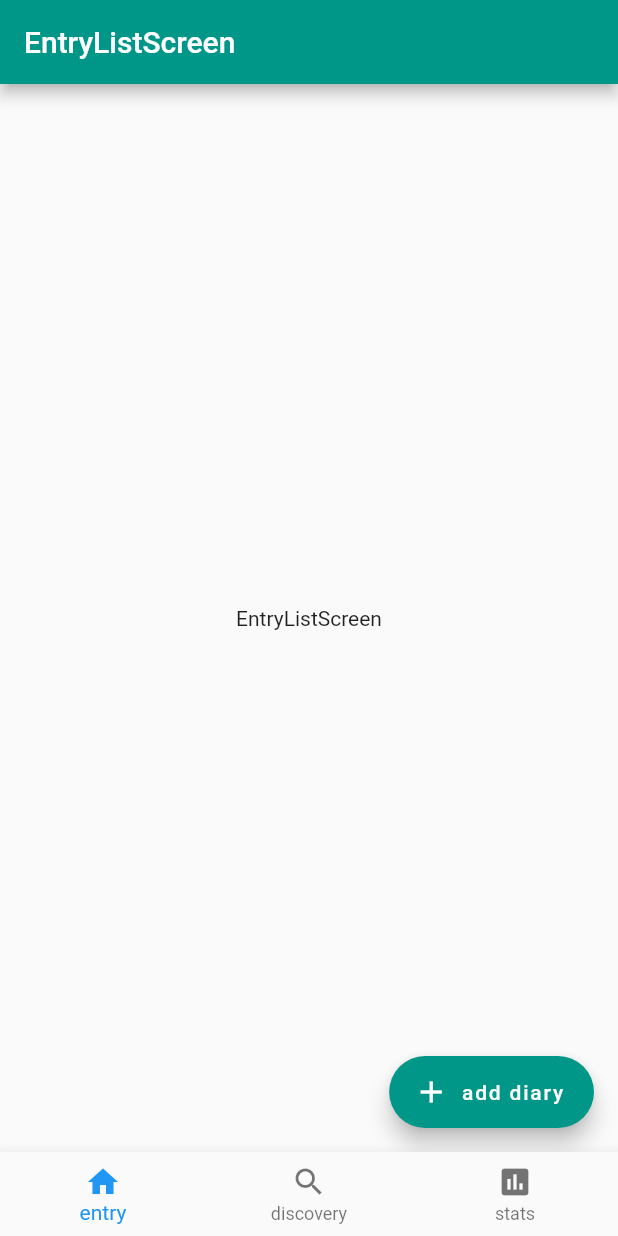
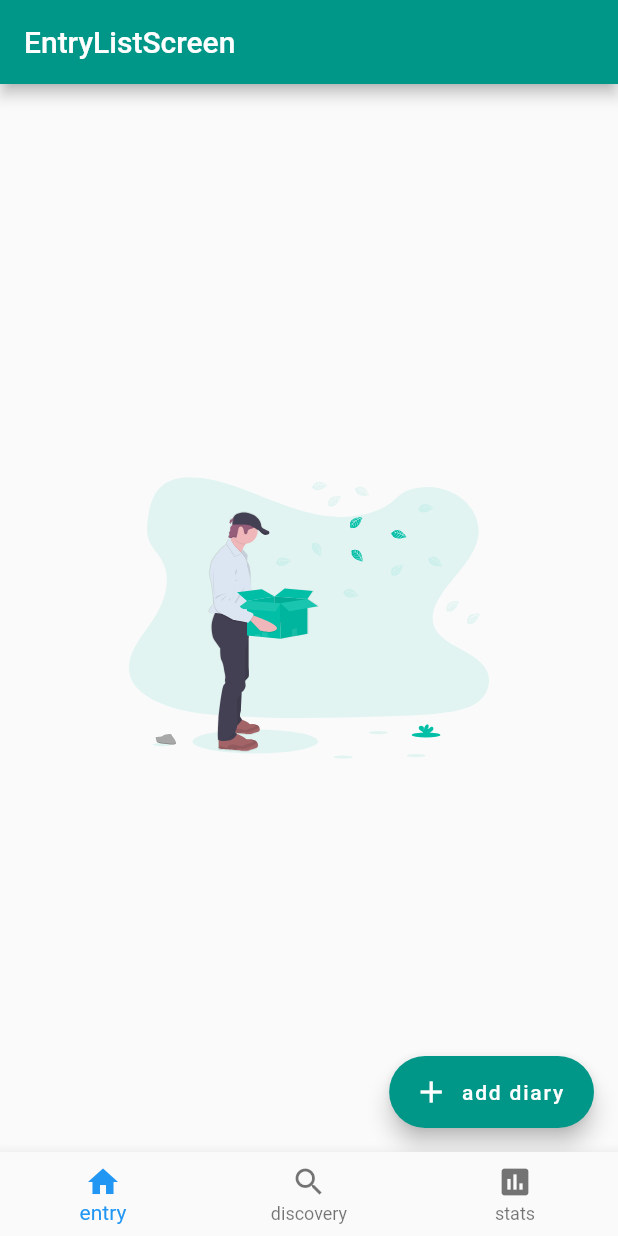
Before and after one commit to rmakiyama/flutter-playground, a Flutter app: the screen it shows after launch, on a phone screen of 412 x 824 dp. Run offline on Flutter 3.47's test engine with Material 2 defaults, Android fonts, the phone set to English and light mode, and no system bars; our stand-ins replace flutter_svg.

```diff
--- a/lib/ui/screens/entry_list_screen.dart
+++ b/lib/ui/screens/entry_list_screen.dart
@@ -1,4 +1,5 @@
 import 'package:flutter/material.dart';
+import 'package:flutter_svg/svg.dart';
 import 'package:flutterplayground/ui/screens/create_entry_screen.dart';
 
 class EntryListScreen extends StatelessWidget {
@@ -21,7 +22,10 @@ class EntryListScreen extends StatelessWidget {
         label: Text("add diary"),
       ),
       body: Center(
-        child: Text("EntryListScreen"),
+        child: SvgPicture.asset(
+          'assets/graphics/image_empty.svg',
+          width: 240,
+        ),
       ),
     );
   }
--- a/pubspec.yaml
+++ b/pubspec.yaml
@@ -11,12 +11,13 @@ dependencies:
     sdk: flutter
 
   cupertino_icons: ^0.1.2
-  english_words: ^3.1.0
+  flutter_svg: ^0.17.0
 
 dev_dependencies:
   flutter_test:
     sdk: flutter
 
 flutter:
-
   uses-material-design: true
+  assets:
+    - assets/graphics/
```
Also changed, not shown: assets/graphics/image_empty.svg (added), pubspec.lock.
